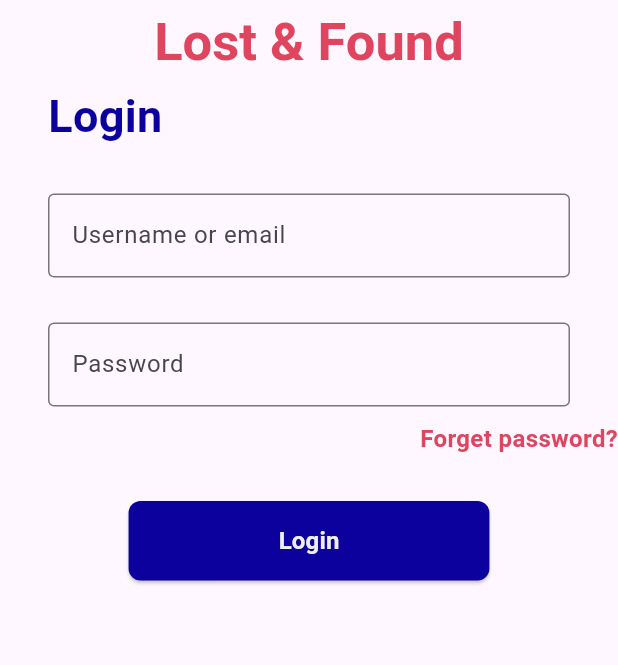
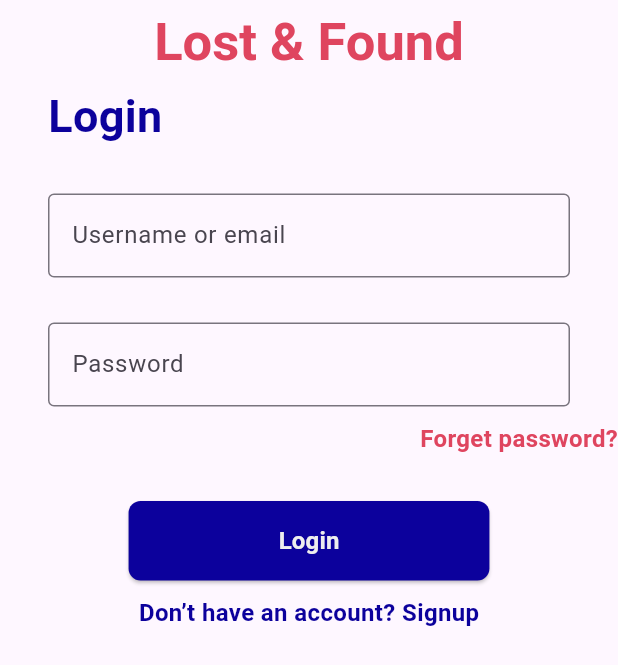
Before and after one commit to theekhaR/w5-ID-route, a Flutter app: the screen it shows after launch, on a phone screen of 412 x 824 dp. Shown: the top 665 px of the screen. Run offline on Flutter 3.47's test engine with Material 3 defaults, Android fonts, the phone set to English and light mode, and no system bars.

Commit message:
Update main.dart

```diff
--- a/lib/main.dart
+++ b/lib/main.dart
@@ -135,9 +135,18 @@ class FirstRoute extends StatelessWidget {
               ),
             ),
           ),
-          SizedBox(height: 500),
-          Align(
+          SizedBox(height: 10),
+              Align( // Centering the "Already have an account? Login" text
                 alignment: Alignment.center,
+                child: GestureDetector(
+                  onTap: () {
+                    Navigator.push(
+                      context,
+                      MaterialPageRoute(
+                        builder: (context) => SecondPage(data: 'Hello there from the Login!'),
+                      ),
+                    );
+                  },
                   child: Text(
                     'Don’t have an account? Signup',
                     style: TextStyle(
@@ -147,12 +156,12 @@ class FirstRoute extends StatelessWidget {
                     ),
                   ),
                 ),
+              ),
             ],
           ),
         ),
       );
 }
-
 }
 
 
```
Lines whose indentation alone changed are shown as unchanged.
